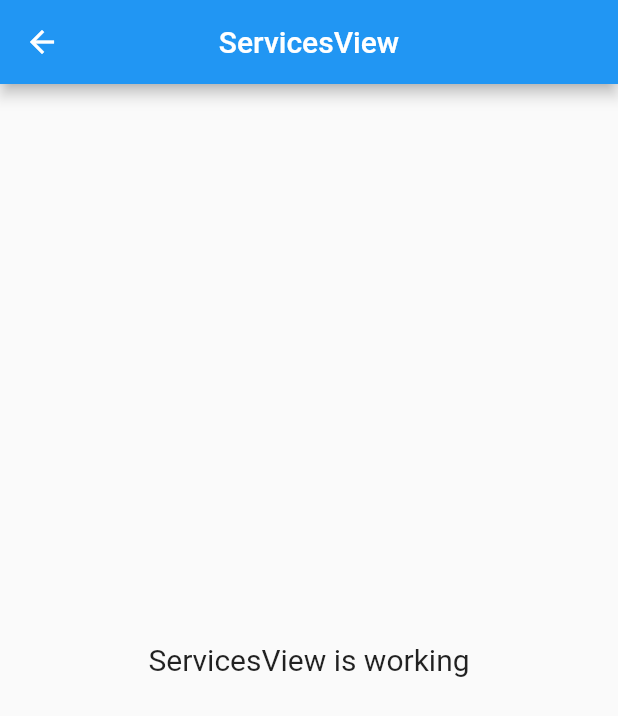
After one commit to devnizamuddin/ecommerce_demo_flutter, a Flutter app: the ServicesView screen opened by its route, on a phone screen of 412 x 824 dp. The commit adds this screen. Shown: the top 716 px of the screen. Run offline on Flutter 3.47's test engine with Material 2 defaults, Android fonts, the phone set to English and light mode, and no system bars; our stand-ins replace animated_text_kit, get.

Commit message:
service page created

```diff
--- /dev/null
+++ b/lib/app/modules/services/views/services_view.dart
@@ -0,0 +1,24 @@
+import 'package:flutter/material.dart';
+
+import 'package:get/get.dart';
+
+import '../controllers/services_controller.dart';
+
+class ServicesView extends GetView<ServicesController> {
+  const ServicesView({Key? key}) : super(key: key);
+  @override
+  Widget build(BuildContext context) {
+    return Scaffold(
+      appBar: AppBar(
+        title: const Text('ServicesView'),
+        centerTitle: true,
+      ),
+      body: Center(
+        child: Text(
+          'ServicesView is working',
+          style: TextStyle(fontSize: 20),
+        ),
+      ),
+    );
+  }
+}
--- a/lib/app/routes/app_pages.dart
+++ b/lib/app/routes/app_pages.dart
@@ -8,6 +8,8 @@ import '../modules/index/bindings/index_binding.dart';
 import '../modules/index/views/index_view.dart';
 import '../modules/login/bindings/login_binding.dart';
 import '../modules/login/views/login_view.dart';
+import '../modules/services/bindings/services_binding.dart';
+import '../modules/services/views/services_view.dart';
 import '../modules/splash/bindings/splash_binding.dart';
 import '../modules/splash/views/splash_view.dart';
 
@@ -44,5 +46,10 @@ class AppPages {
       page: () => const IndexView(),
       binding: IndexBinding(),
     ),
+    GetPage(
+      name: _Paths.SERVICES,
+      page: () => const ServicesView(),
+      binding: ServicesBinding(),
+    ),
   ];
 }
--- a/lib/app/routes/app_routes.dart
+++ b/lib/app/routes/app_routes.dart
@@ -8,6 +8,7 @@ abstract class Routes {
   static const LOGIN = _Paths.LOGIN;
   static const CART = _Paths.CART;
   static const INDEX = _Paths.INDEX;
+  static const SERVICES = _Paths.SERVICES;
 }
 
 abstract class _Paths {
@@ -17,4 +18,5 @@ abstract class _Paths {
   static const LOGIN = '/login';
   static const CART = '/cart';
   static const INDEX = '/index';
+  static const SERVICES = '/services';
 }
```
Also changed, not shown: lib/app/modules/services/bindings/services_binding.dart (added, +12 -0 lines), lib/app/modules/services/controllers/services_controller.dart (added, +23 -0 lines).
